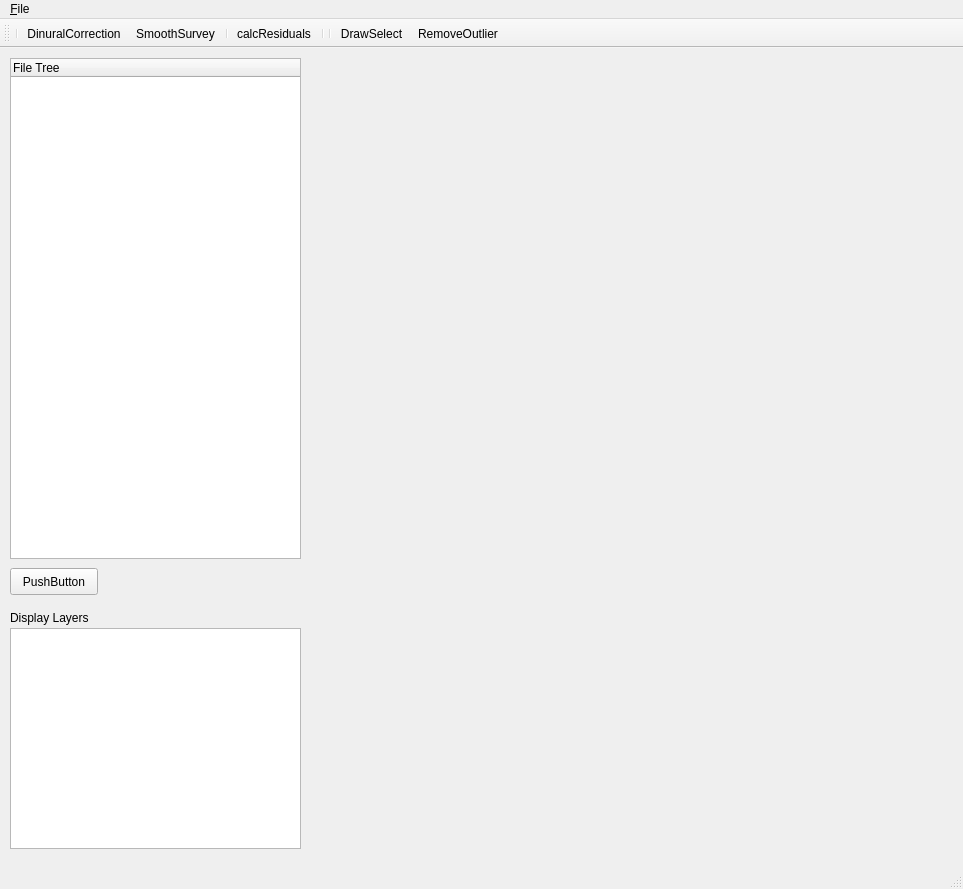
Old version of the form ui_elements/main_window.ui in the repository franktb/MagnetometryGui.
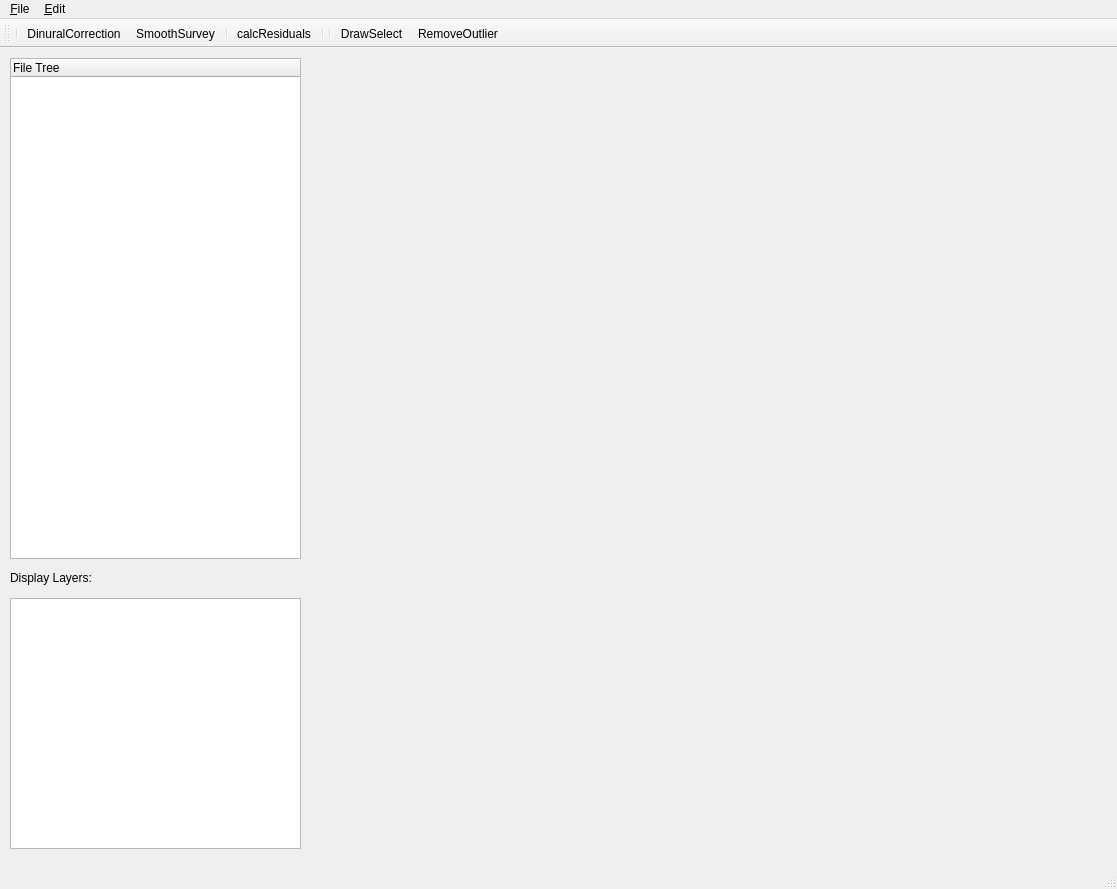
New version of the form. Icons and pictures are not drawn.

```diff
--- a/ui_elements/main_window.ui
+++ b/ui_elements/main_window.ui
@@ -6,7 +6,7 @@
    <rect>
     <x>0</x>
     <y>0</y>
-    <width>963</width>
+    <width>1117</width>
     <height>889</height>
    </rect>
   </property>
@@ -36,19 +36,6 @@
     </property>
     <layout class="QVBoxLayout" name="verticalLayout2DMappingCanvas"/>
    </widget>
-   <widget class="QPushButton" name="pushButton">
-    <property name="geometry">
-     <rect>
-      <x>10</x>
-      <y>520</y>
-      <width>88</width>
-      <height>27</height>
-     </rect>
-    </property>
-    <property name="text">
-     <string>PushButton</string>
-    </property>
-   </widget>
    <widget class="QTreeWidget" name="treeWidget">
     <property name="geometry">
      <rect>
@@ -68,9 +55,9 @@
     <property name="geometry">
      <rect>
       <x>10</x>
-      <y>580</y>
+      <y>550</y>
       <width>291</width>
-      <height>221</height>
+      <height>251</height>
      </rect>
     </property>
    </widget>
@@ -78,13 +65,13 @@
     <property name="geometry">
      <rect>
       <x>10</x>
-      <y>560</y>
+      <y>520</y>
       <width>291</width>
       <height>19</height>
      </rect>
     </property>
     <property name="text">
-     <string>Display Layers</string>
+     <string>Display Layers:</string>
     </property>
    </widget>
   </widget>
@@ -93,7 +80,7 @@
     <rect>
      <x>0</x>
      <y>0</y>
-     <width>963</width>
+     <width>1117</width>
      <height>24</height>
     </rect>
    </property>
@@ -116,7 +103,13 @@
     <addaction name="separator"/>
     <addaction name="menuOpen_Survey"/>
    </widget>
+   <widget class="QMenu" name="menuEdit">
+    <property name="title">
+     <string>&amp;Edit</string>
+    </property>
+   </widget>
    <addaction name="menuFile"/>
+   <addaction name="menuEdit"/>
   </widget>
   <widget class="QStatusBar" name="statusbar"/>
   <widget class="QToolBar" name="toolBar">
```
Left out of the diff: 2 changed lines with no effect on the pictures.
